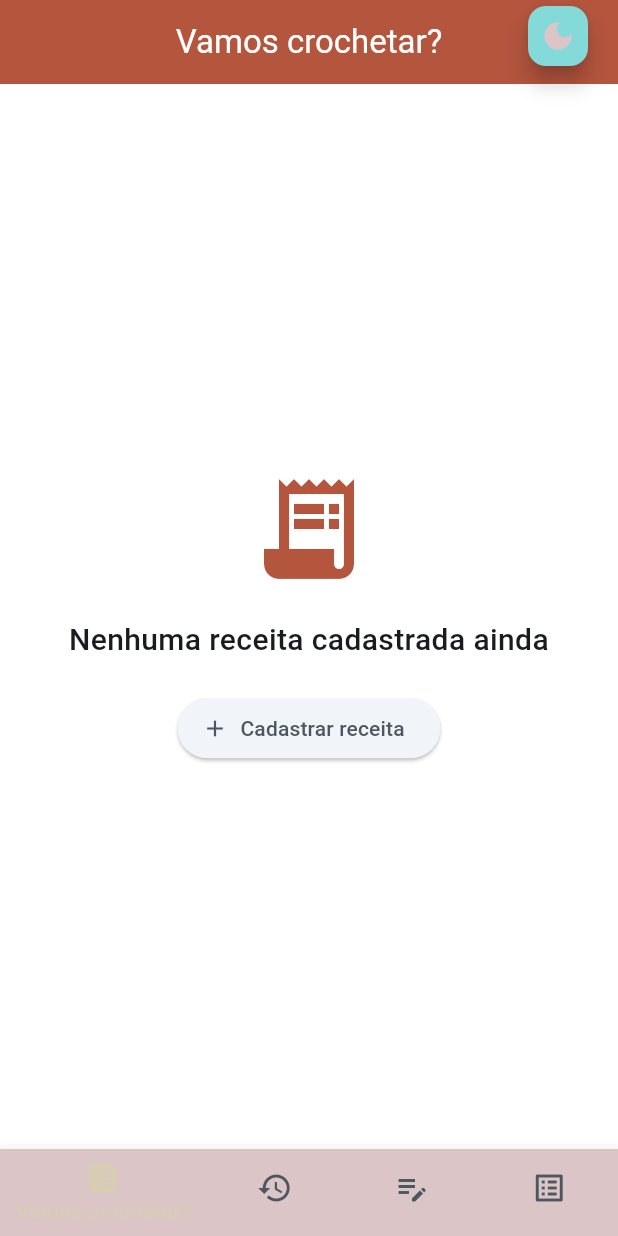
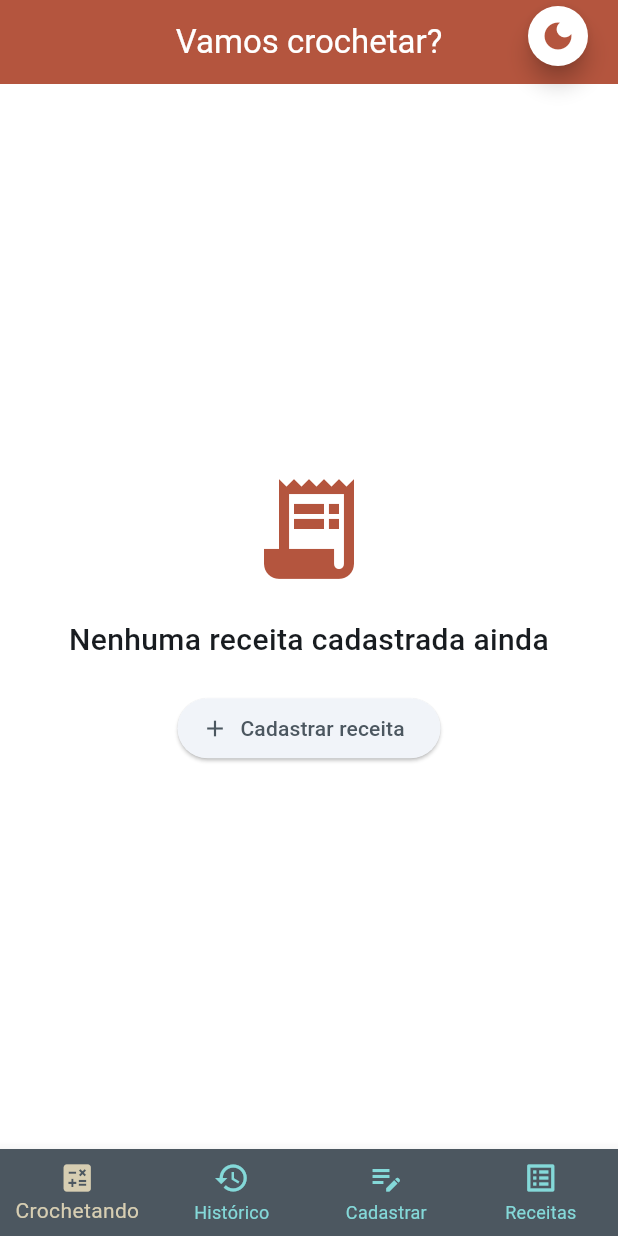
Before and after one commit to ana112358/NoveloApp, a Flutter app: the screen it shows after launch, on a phone screen of 412 x 824 dp. Run offline on Flutter 3.47's test engine with Material 3 defaults, Android fonts, the phone set to English and light mode, and no system bars; our stand-ins replace sqflite; accounts and stored records are empty.

Commit message:
Alteração da paleta e alguns estilos da home

```diff
--- a/lib/pages/home_page.dart
+++ b/lib/pages/home_page.dart
@@ -42,7 +42,8 @@ class _HomePageState extends State<HomePage> {
     }
 
     final mainArea = ColoredBox(
-      color: colorScheme.surface,
+      //cor da troca de tela:
+      color: colorScheme.onSecondary,
       child: AnimatedSwitcher(
         duration: const Duration(milliseconds: 200),
         child: page,
@@ -54,8 +55,10 @@ class _HomePageState extends State<HomePage> {
         onPressed: () {
           context.read<ThemeState>().toggleTheme();
         },
-        backgroundColor: colorScheme.tertiary,
-        foregroundColor: colorScheme.surface,
+        //Cores do toggle modo claro/escuro
+        backgroundColor: colorScheme.onSecondary,
+        foregroundColor: colorScheme.error,
+        shape: const CircleBorder(),
         child: Icon(isDark ? Icons.light_mode : Icons.dark_mode),
       ),
       floatingActionButtonLocation: FloatingActionButtonLocation.endTop,
@@ -72,13 +75,15 @@ class _HomePageState extends State<HomePage> {
                     onTap: (value) {
                       setState(() => selectedIndex = value);
                     },
-                    backgroundColor: colorScheme.surface,
+                    type: BottomNavigationBarType.fixed,
+                    //cores do menu
+                    backgroundColor: colorScheme.primary,
                     selectedItemColor: colorScheme.secondary,
-                    unselectedItemColor: colorScheme.primary,
+                    unselectedItemColor: colorScheme.tertiary,
                     items: const [
                       BottomNavigationBarItem(
                         icon: Icon(Icons.calculate),
-                        label: 'Vamos crochetar?',
+                        label: 'Crochetando',
                       ),
                       BottomNavigationBarItem(
                         icon: Icon(Icons.history),
@@ -108,13 +113,20 @@ class _HomePageState extends State<HomePage> {
                   selectedIndex: selectedIndex,
                   onDestinationSelected: (value) =>
                       setState(() => selectedIndex = value),
-                  backgroundColor: colorScheme.surface,
+                  //cores do menu
+                  backgroundColor: colorScheme.primary,
+
                   trailing: Expanded(
                     child: Align(
                       alignment: Alignment.bottomCenter,
                       child: Padding(
                         padding: const EdgeInsets.only(bottom: 20),
                         child: IconButton(
+                          //estilo do toggle button
+                          style: IconButton.styleFrom(
+                            backgroundColor: colorScheme.onSecondary,
+                            foregroundColor: colorScheme.primary,
+                          ),
                           icon:
                               Icon(isDark ? Icons.light_mode : Icons.dark_mode),
                           onPressed: () =>
@@ -128,12 +140,12 @@ class _HomePageState extends State<HomePage> {
                     fontWeight: FontWeight.bold,
                   ),
                   unselectedLabelTextStyle: TextStyle(
-                    color: colorScheme.primary,
+                    color: colorScheme.tertiary,
                   ),
                   destinations: const [
                     NavigationRailDestination(
                       icon: Icon(Icons.calculate),
-                      label: Text('Vamos crochetar?'),
+                      label: Text('Crochetando'),
                     ),
                     NavigationRailDestination(
                       icon: Icon(Icons.history),
```
